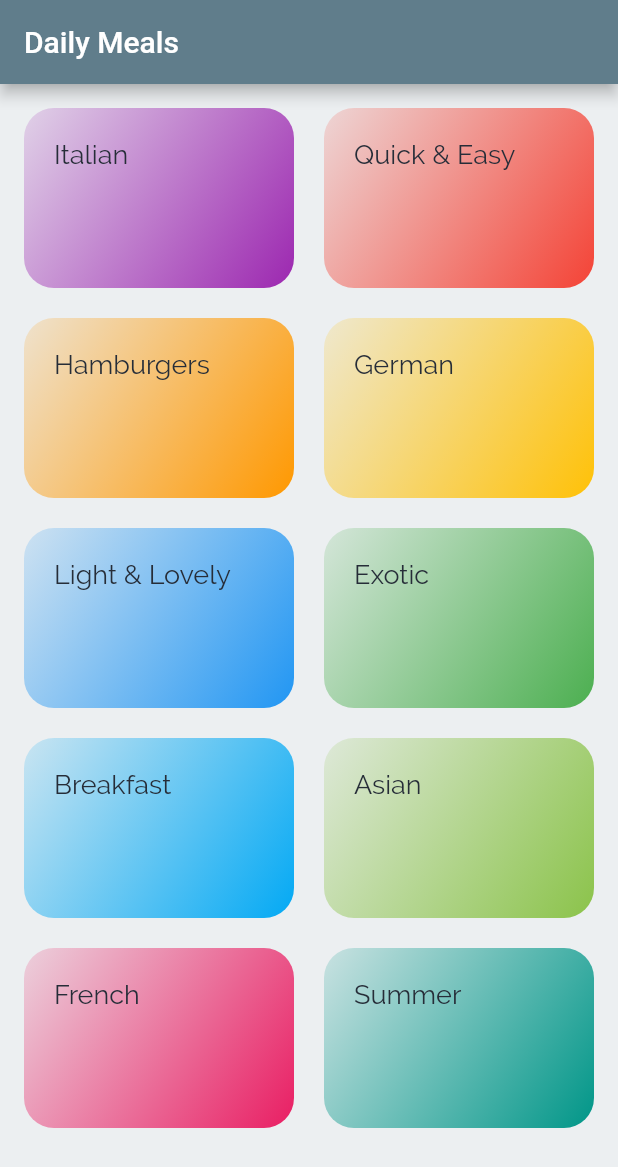
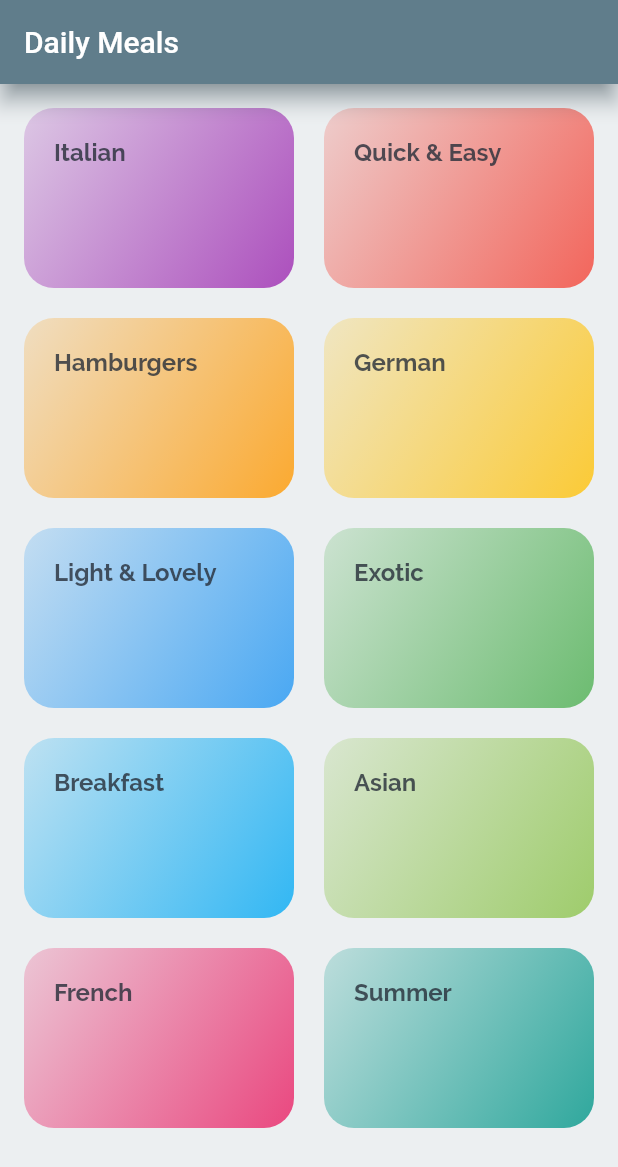
Before and after one commit to My-Personal-Flutter/Daily-Meals, a Flutter app: the screen it shows after launch, on a phone screen of 412 x 824 dp. Shown: the top 1167 px of the screen. Run offline on Flutter 3.47's test engine with Material 2 defaults, Android fonts, the phone set to English and light mode, and no system bars.

Commit message:
working on new app

```diff
--- a/lib/category_item.dart
+++ b/lib/category_item.dart
@@ -1,18 +1,44 @@
 import 'package:flutter/material.dart';
 
+import 'category_meals_screen.dart';
+
 class CategoryItem extends StatelessWidget {
+  final String? id;
   final String? title;
   final Color? color;
 
   const CategoryItem({
     Key? key,
+    @required this.id,
     @required this.title,
     @required this.color,
   }) : super(key: key);
 
+  void _selectCategory(BuildContext buildContext) {
+    Navigator.of(buildContext).pushNamed(
+      CategoryMealsScreen.routeName,
+      arguments: <String, Object?>{
+        "id": id,
+        "title": title,
+        "color": color,
+      },
+    );
+  }
+
   @override
   Widget build(BuildContext context) {
-    return Container(
+    return InkWell(
+      onTap: () {
+        _selectCategory(context);
+      },
+      splashColor: Theme.of(context).primaryColor,
+      borderRadius: BorderRadius.circular(20),
+      // child: Card(
+      //   elevation: 3,
+      //   shape: RoundedRectangleBorder(
+      //     borderRadius: BorderRadius.circular(20),
+      //   ),
+      child: Container(
         child: Text(
           title!,
           style: Theme.of(context).textTheme.headline5,
@@ -21,14 +47,16 @@ class CategoryItem extends StatelessWidget {
         decoration: BoxDecoration(
           gradient: LinearGradient(
             colors: [
-            color!.withOpacity(0.15),
-            color!,
+              color!.withOpacity(0.2),
+              color!.withOpacity(0.8),
             ],
             begin: Alignment.topLeft,
             end: Alignment.bottomRight,
           ),
           borderRadius: BorderRadius.circular(20),
         ),
+      ),
+      // ),
     );
   }
 }
--- a/lib/catgories_screen.dart
+++ b/lib/catgories_screen.dart
@@ -3,6 +3,8 @@ import 'package:daily_meals/data/dummy_data.dart';
 import 'package:flutter/material.dart';
 
 class CategoriesScreen extends StatelessWidget {
+  static const routeName = "/categories";
+
   const CategoriesScreen({Key? key}) : super(key: key);
 
   @override
@@ -11,11 +13,14 @@ class CategoriesScreen extends StatelessWidget {
       appBar: AppBar(
         centerTitle: false,
         title: const Text("Daily Meals"),
+        elevation: 6,
+        shadowColor: Theme.of(context).primaryColor,
       ),
       body: GridView(
         padding: const EdgeInsets.all(16),
         children: DUMMY_CATEGORIES.map((item) {
           return CategoryItem(
+            id: item.id,
             title: item.title,
             color: item.color,
           );
--- a/lib/main.dart
+++ b/lib/main.dart
@@ -1,3 +1,4 @@
+import 'package:daily_meals/category_meals_screen.dart';
 import 'package:daily_meals/catgories_screen.dart';
 import 'package:flutter/material.dart';
 
@@ -21,8 +22,9 @@ class MyApp extends StatelessWidget {
         fontFamily: "Raleway",
         textTheme: ThemeData.light().textTheme.copyWith(
               headline5: const TextStyle(
-                fontSize: 18,
-                color: Color.fromRGBO(38, 45, 56, 1),
+                fontSize: 16,
+                color: Color.fromRGBO(38, 45, 56, 0.8),
+                fontWeight: FontWeight.bold,
               ),
               bodyText1: const TextStyle(
                 color: Color.fromRGBO(38, 45, 56, 1),
@@ -34,29 +36,11 @@ class MyApp extends StatelessWidget {
               ),
             ),
       ),
-      home: const CategoriesScreen(),
+      initialRoute: CategoriesScreen.routeName,
+      routes: {
+        CategoriesScreen.routeName: (ctx) => const CategoriesScreen(),
+        CategoryMealsScreen.routeName: (ctx) => const CategoryMealsScreen(),
+      },
     );
   }
 }
-
-class MyHomePage extends StatefulWidget {
-  const MyHomePage({Key? key}) : super(key: key);
-
-  @override
-  State<MyHomePage> createState() => _MyHomePageState();
-}
-
-class _MyHomePageState extends State<MyHomePage> {
-  @override
-  Widget build(BuildContext context) {
-    return Scaffold(
-      appBar: AppBar(
-        centerTitle: false,
-        title: const Text('Daily Meals'),
-      ),
-      body: const Center(
-        child: Text('Navigation Time!'),
-      ),
-    );
-  }
-}
```
Also changed, not shown: lib/category_meals_screen.dart (added, +30 -0 lines). Lines whose indentation alone changed are shown as unchanged.
